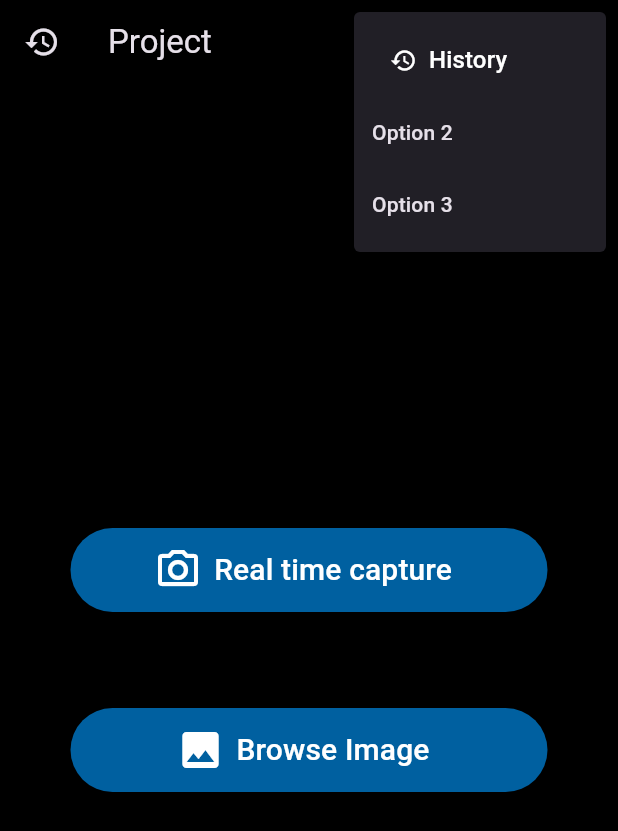
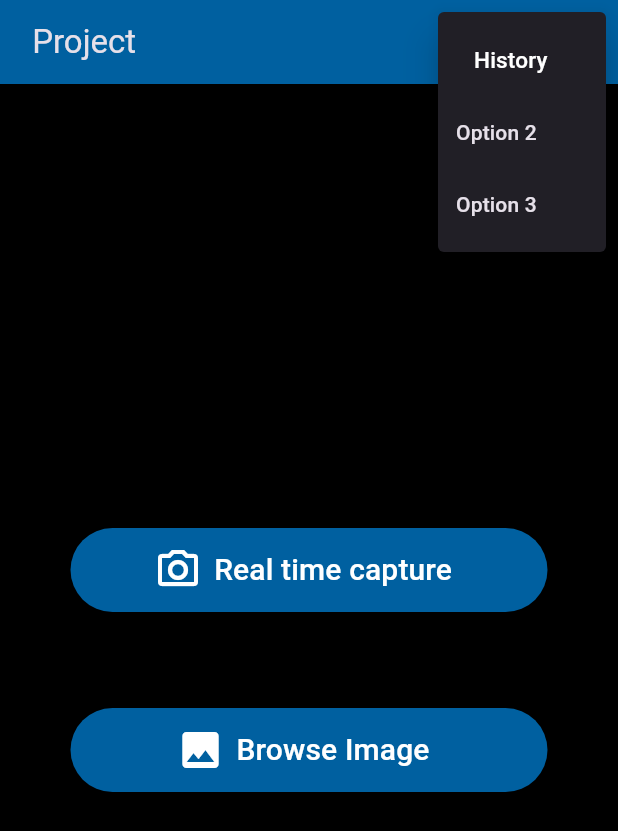
Before and after one commit to LakshyaChauhan/Project, a Flutter app: the HomePage screen opened directly, after a tap on the "more vert" icon, on a phone screen of 412 x 824 dp. Shown: the top 831 px of the screen. Run offline on Flutter 3.47's test engine with Material 2 defaults, Android fonts, the phone set to English and light mode, and no system bars; our stand-ins replace email_validator, get, google_fonts, googleapis_auth, image_picker, photo_view and 1 more; missing offline and left inert: googleapis; accounts and stored records are empty; key blocks and very long unbroken strings in the code were emptied for the run.

Commit message:
minor changes

```diff
--- a/lib/screens/history_Screen.dart
+++ b/lib/screens/history_Screen.dart
@@ -43,7 +43,7 @@ class _History_pageState extends State<History_page> {
     return Scaffold(
         backgroundColor: Colors.black,
         appBar: AppBar(
-          backgroundColor: Colors.black,
+          backgroundColor: const Color.fromARGB(255, 0, 96, 160),
           title: const Text('History'),
           centerTitle: true,
         ),
--- a/lib/screens/hompeage_screen.dart
+++ b/lib/screens/hompeage_screen.dart
@@ -58,7 +58,7 @@ class _HomePageState extends State<HomePage> {
       selectedImage = tempImage;
       print('image got selected');
 
-      Navigator.pushReplacement(
+      Navigator.push(
           context,
           MaterialPageRoute(
               builder: (context) => UploadImage(image: selectedImage)));
@@ -70,31 +70,29 @@ class _HomePageState extends State<HomePage> {
     return Scaffold(
       backgroundColor: Colors.black,
       appBar: AppBar(
-          backgroundColor: Colors.black,
-          title: const Text('Project'),
+        backgroundColor: const Color.fromARGB(255, 0, 96, 160),
+        title: const Text(
+          ' Project',
+        ),
         actions: [
           PopupMenuButton<String>(
             elevation: 10,
-              iconSize: 30,
+            iconSize: 28,
             itemBuilder: (BuildContext context) {
               return [
                 PopupMenuItem<String>(
                   value: 'option1',
-                    child: TextButton.icon(
-                      label: const Text(
-                        "History",
-                        style: TextStyle(fontSize: 16, color: Colors.white),
-                      ),
-                      icon: const Icon(
-                        Icons.history_outlined,
-                        color: Colors.white,
-                      ),
+                  child: TextButton(
                     onPressed: () {
                       Navigator.push(
                           context,
                           MaterialPageRoute(
                               builder: (context) => const History_page()));
                     },
+                    child: const Text(
+                      "History",
+                      style: TextStyle(fontSize: 15, color: Colors.white),
+                    ),
                   ),
                 ),
                 const PopupMenuItem<String>(
@@ -120,14 +118,15 @@ class _HomePageState extends State<HomePage> {
         //     },
         //     icon: Icon(Icons.history_sharp))
 
-          leading: IconButton(
-              onPressed: () {
-                Navigator.push(
-                    context,
-                    MaterialPageRoute(
-                        builder: (context) => const History_page()));
-              },
-              icon: const Icon(Icons.history_sharp))),
+        // leading: IconButton(
+        //     onPressed: () {
+        //       Navigator.push(
+        //           context,
+        //           MaterialPageRoute(
+        //               builder: (context) => const History_page()));
+        //     },
+        //     icon: const Icon(Icons.history_sharp))
+      ),
       body: SizedBox(
         height: double.infinity,
         width: double.infinity,
```
Also changed, not shown: lib/screens/history_image_screen.dart (+5 -3 lines). Lines whose indentation alone changed are shown as unchanged.
